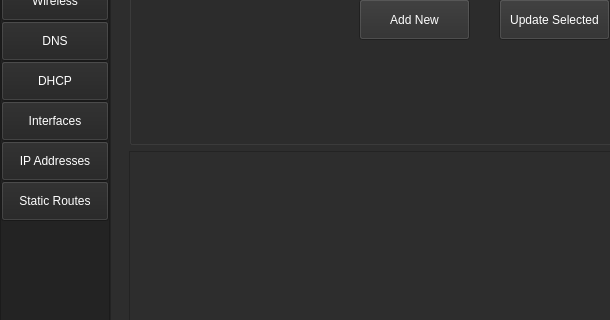
Qt form UI/ui_main.ui (monico18/LTI-SDN-Controller) before a commit; both pictures show x 0 to 610 and y 100 to 420 of the 1168 by 723 pixel window.
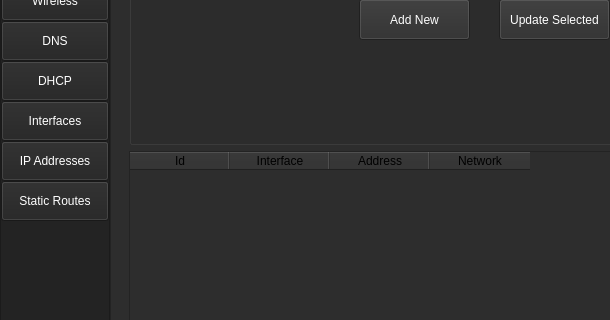
The same form after that commit. The open tabs and pages were chosen to show the change.

Diff of the .ui file:
```diff
--- a/UI/ui_main.ui
+++ b/UI/ui_main.ui
@@ -9857,9 +9857,201 @@
                   <verstretch>4</verstretch>
                  </sizepolicy>
                 </property>
+                <property name="palette">
+                 <palette>
+                  <active>
+                   <colorrole role="WindowText">
+                    <brush brushstyle="SolidPattern">
+                     <color alpha="255">
+                      <red>255</red>
+                      <green>255</green>
+                      <blue>255</blue>
+                     </color>
+                    </brush>
+                   </colorrole>
+                   <colorrole role="Button">
+                    <brush brushstyle="SolidPattern">
+                     <color alpha="255">
+                      <red>45</red>
+                      <green>45</green>
+                      <blue>45</blue>
+                     </color>
+                    </brush>
+                   </colorrole>
+                   <colorrole role="Text">
+                    <brush brushstyle="SolidPattern">
+                     <color alpha="255">
+                      <red>255</red>
+                      <green>255</green>
+                      <blue>255</blue>
+                     </color>
+                    </brush>
+                   </colorrole>
+                   <colorrole role="ButtonText">
+                    <brush brushstyle="SolidPattern">
+                     <color alpha="255">
+                      <red>255</red>
+                      <green>255</green>
+                      <blue>255</blue>
+                     </color>
+                    </brush>
+                   </colorrole>
+                   <colorrole role="Base">
+                    <brush brushstyle="SolidPattern">
+                     <color alpha="255">
+                      <red>45</red>
+                      <green>45</green>
+                      <blue>45</blue>
+                     </color>
+                    </brush>
+                   </colorrole>
+                   <colorrole role="Window">
+                    <brush brushstyle="SolidPattern">
+                     <color alpha="255">
+                      <red>45</red>
+                      <green>45</green>
+                      <blue>45</blue>
+                     </color>
+                    </brush>
+                   </colorrole>
+                  </active>
+                  <inactive>
+                   <colorrole role="WindowText">
+                    <brush brushstyle="SolidPattern">
+                     <color alpha="255">
+                      <red>255</red>
+                      <green>255</green>
+                      <blue>255</blue>
+                     </color>
+                    </brush>
+                   </colorrole>
+                   <colorrole role="Button">
+                    <brush brushstyle="SolidPattern">
+                     <color alpha="255">
+                      <red>45</red>
+                      <green>45</green>
+                      <blue>45</blue>
+                     </color>
+                    </brush>
+                   </colorrole>
+                   <colorrole role="Text">
+                    <brush brushstyle="SolidPattern">
+                     <color alpha="255">
+                      <red>255</red>
+                      <green>255</green>
+                      <blue>255</blue>
+                     </color>
+                    </brush>
+                   </colorrole>
+                   <colorrole role="ButtonText">
+                    <brush brushstyle="SolidPattern">
+                     <color alpha="255">
+                      <red>255</red>
+                      <green>255</green>
+                      <blue>255</blue>
+                     </color>
+                    </brush>
+                   </colorrole>
+                   <colorrole role="Base">
+                    <brush brushstyle="SolidPattern">
+                     <color alpha="255">
+                      <red>45</red>
+                      <green>45</green>
+                      <blue>45</blue>
+                     </color>
+                    </brush>
+                   </colorrole>
+                   <colorrole role="Window">
+                    <brush brushstyle="SolidPattern">
+                     <color alpha="255">
+                      <red>45</red>
+                      <green>45</green>
+                      <blue>45</blue>
+                     </color>
+                    </brush>
+                   </colorrole>
+                  </inactive>
+                  <disabled>
+                   <colorrole role="WindowText">
+                    <brush brushstyle="SolidPattern">
+                     <color alpha="255">
+                      <red>120</red>
+                      <green>120</green>
+                      <blue>120</blue>
+                     </color>
+                    </brush>
+                   </colorrole>
+                   <colorrole role="Button">
+                    <brush brushstyle="SolidPattern">
+                     <color alpha="255">
+                      <red>45</red>
+                      <green>45</green>
+                      <blue>45</blue>
+                     </color>
+                    </brush>
+                   </colorrole>
+                   <colorrole role="Text">
+                    <brush brushstyle="SolidPattern">
+                     <color alpha="255">
+                      <red>120</red>
+                      <green>120</green>
+                      <blue>120</blue>
+                     </color>
+                    </brush>
+                   </colorrole>
+                   <colorrole role="ButtonText">
+                    <brush brushstyle="SolidPattern">
+                     <color alpha="255">
+                      <red>120</red>
+                      <green>120</green>
+                      <blue>120</blue>
+                     </color>
+                    </brush>
+                   </colorrole>
+                   <colorrole role="Base">
+                    <brush brushstyle="SolidPattern">
+                     <color alpha="255">
+                      <red>45</red>
+                      <green>45</green>
+                      <blue>45</blue>
+                     </color>
+                    </brush>
+                   </colorrole>
+                   <colorrole role="Window">
+                    <brush brushstyle="SolidPattern">
+                     <color alpha="255">
+                      <red>45</red>
+                      <green>45</green>
+                      <blue>45</blue>
+                     </color>
+                    </brush>
+                   </colorrole>
+                  </disabled>
+                 </palette>
+                </property>
                 <attribute name="verticalHeaderVisible">
                  <bool>false</bool>
                 </attribute>
+                <column>
+                 <property name="text">
+                  <string>Id</string>
+                 </property>
+                </column>
+                <column>
+                 <property name="text">
+                  <string>Interface</string>
+                 </property>
+                </column>
+                <column>
+                 <property name="text">
+                  <string>Address</string>
+                 </property>
+                </column>
+                <column>
+                 <property name="text">
+                  <string>Network</string>
+                 </property>
+                </column>
                </widget>
               </item>
              </layout>
```
Left out of the diff: 172 changed lines with no effect on the pictures.
